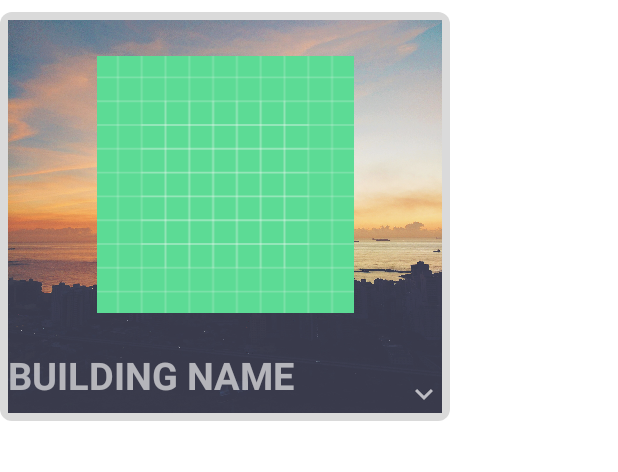
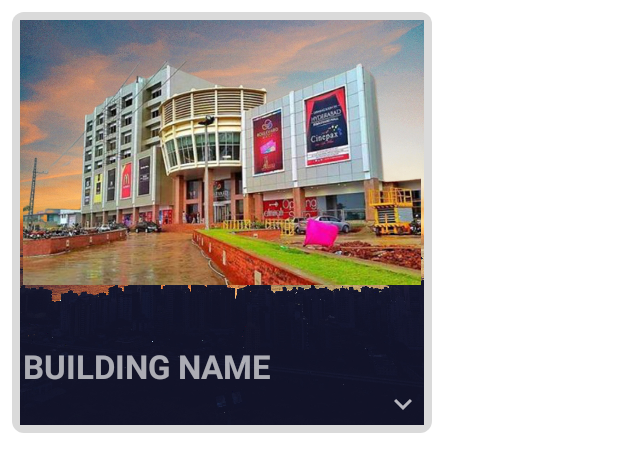
Before and after one commit to Hammad335/Headway-Builders, an Android app: the layout analyst_sample_building.xml on its own in the app's theme, with its tools: preview values and no code run, on a phone screen of 412 x 824 dp. Shown: the top 472 px of the screen. Run offline under Robolectric (Android 15) with nearby library versions, the phone set to English and light mode, and no system bars; Roboto replaces fonts that are not available here.

```diff
--- a/app/src/main/java/com/codewithhamad/headwaybuilders/analyst/AnalystHomeFragment.java
+++ b/app/src/main/java/com/codewithhamad/headwaybuilders/analyst/AnalystHomeFragment.java
@@ -3,6 +3,7 @@ package com.codewithhamad.headwaybuilders.analyst;
 import android.os.Bundle;
 
 import androidx.fragment.app.Fragment;
+import androidx.recyclerview.widget.GridLayoutManager;
 import androidx.recyclerview.widget.LinearLayoutManager;
 import androidx.recyclerview.widget.RecyclerView;
 
--- a/app/src/main/res/layout/analyst_sample_building.xml
+++ b/app/src/main/res/layout/analyst_sample_building.xml
@@ -2,10 +2,11 @@
 <androidx.cardview.widget.CardView xmlns:android="http://schemas.android.com/apk/res/android"
     xmlns:app="http://schemas.android.com/apk/res-auto"
     android:id="@+id/analystParentCardView"
-    android:layout_width="300dp"
+    android:layout_width="280dp"
     android:layout_height="wrap_content"
     android:layout_centerInParent="true"
     android:layout_marginTop="8dp"
+    android:layout_marginStart="8dp"
     app:cardBackgroundColor="#DADADA"
     app:cardCornerRadius="8dp"
     app:cardElevation="10dp">
@@ -14,34 +15,35 @@
     <RelativeLayout
         android:layout_width="wrap_content"
         android:layout_height="wrap_content"
-        android:alpha="0.8"
         android:padding="5dp">
+
         <RelativeLayout
             android:id="@+id/collasedRelLayout"
-            android:layout_width="296dp"
-            android:layout_height="262dp"
-            android:background="@drawable/building4">
+            android:layout_width="match_parent"
+            android:layout_height="270dp"
+            android:background="@drawable/building4"
+            android:padding="2dp">
+
 
             <ImageView
                 android:id="@+id/analystBuildingImageView"
                 android:layout_width="match_parent"
-                android:layout_height="171dp"
+                android:layout_height="200dp"
                 android:layout_centerHorizontal="true"
-                android:layout_marginTop="24dp"
-                android:src="@drawable/ic_launcher_background" />
+                android:src="@drawable/four" />
 
             <TextView
                 android:id="@+id/analystBuildingName"
                 android:layout_width="wrap_content"
                 android:layout_height="wrap_content"
                 android:layout_below="@+id/analystBuildingImageView"
-                android:layout_marginTop="24dp"
+                android:layout_marginTop="14dp"
                 android:fontFamily="@font/monoton"
                 android:gravity="start"
                 android:text="BUILDING NAME"
                 android:textAllCaps="true"
                 android:textColor="#A6FFFFFF"
-                android:textSize="25sp"
+                android:textSize="22sp"
                 android:textStyle="bold" />
 
             <ImageView
@@ -51,7 +53,6 @@
                 android:layout_below="@+id/analystBuildingImageView"
                 android:layout_alignParentEnd="true"
                 android:layout_marginTop="42dp"
-                android:layout_marginEnd="0dp"
                 android:src="@drawable/ic_down_arrow" />
 
         </RelativeLayout>
@@ -78,8 +79,8 @@
                 android:layout_height="wrap_content"
                 android:layout_below="@id/txtShortDec"
                 android:text="Building Desc: "
-                android:layout_marginStart="80dp"
-                android:layout_marginEnd="5dp"
+                android:layout_marginStart="10dp"
+                android:layout_marginEnd="2dp"
                 android:textColor="@color/black"
                 android:textSize="12sp"
                 android:textStyle="italic" />
--- a/app/src/main/res/layout/fragment_analyst_home.xml
+++ b/app/src/main/res/layout/fragment_analyst_home.xml
@@ -12,7 +12,7 @@
         android:id="@+id/homeFragRecView"
         android:layout_width="wrap_content"
         android:layout_height="match_parent"
-        android:layout_centerInParent="true"
+        android:layout_alignParentStart="true"
         android:layout_marginTop="10dp" />
 
 
```
